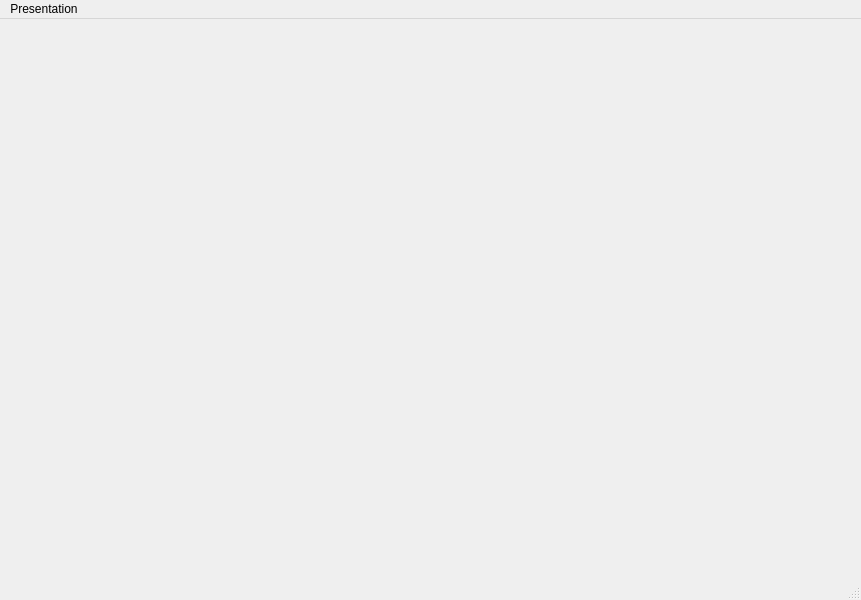
johnyb/zuip-edit, file src/zuipedit.ui: the form before one commit.
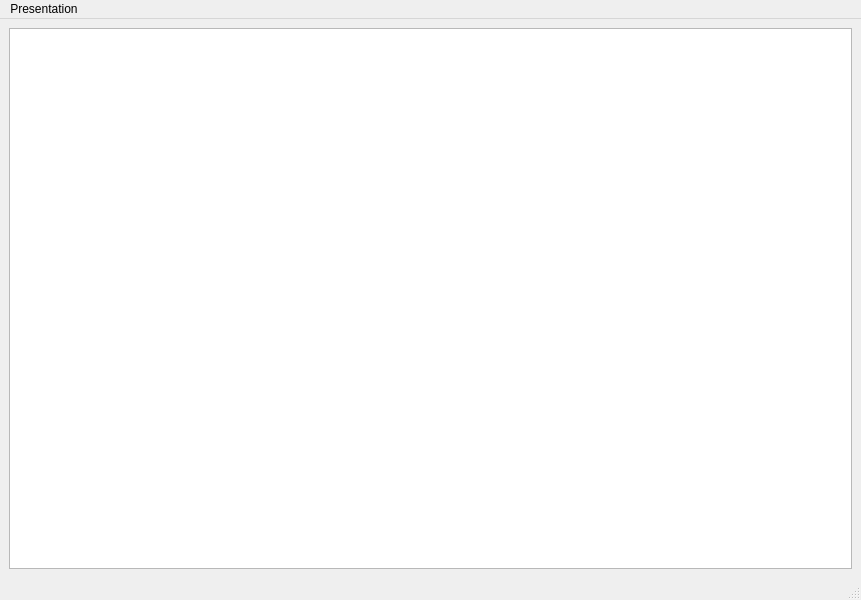
The form after the commit.

```diff
--- a/src/zuipedit.ui
+++ b/src/zuipedit.ui
@@ -13,7 +13,13 @@
   <property name="windowTitle">
    <string>ZUI Presentations</string>
   </property>
-  <widget class="QWidget" name="centralwidget"/>
+  <widget class="QWidget" name="centralwidget">
+   <layout class="QVBoxLayout" name="verticalLayout">
+    <item>
+     <widget class="QGraphicsView" name="graphicsView"/>
+    </item>
+   </layout>
+  </widget>
   <widget class="QMenuBar" name="menubar">
    <property name="geometry">
     <rect>
```
